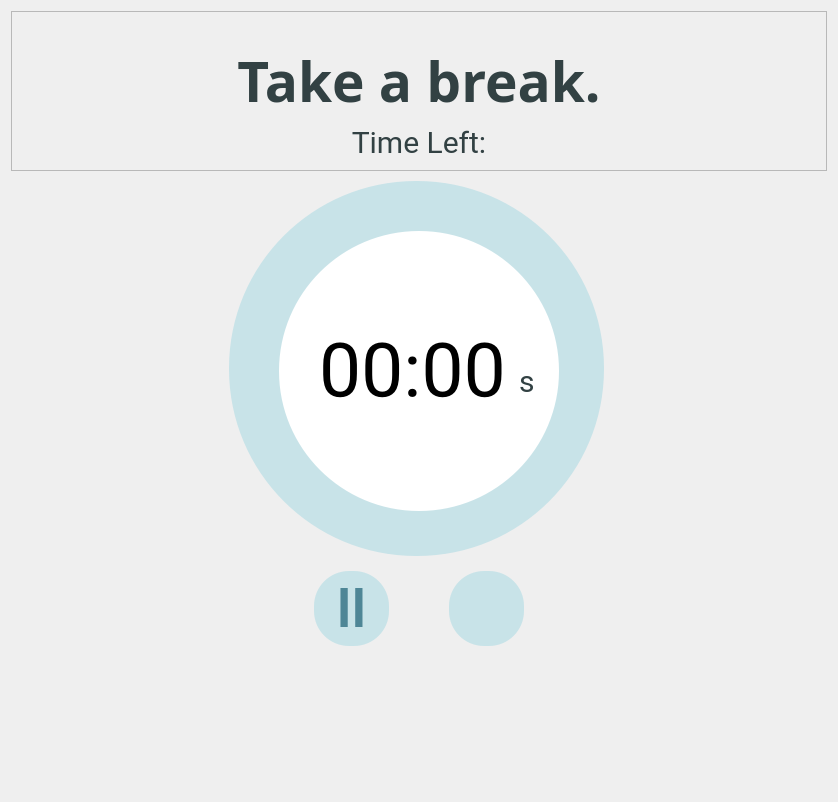
Before: the Qt Designer form designerUIFiles/milestones/takeABreakPartTwo.ui in Bbox123/eecs495-adhd-document-reader, drawn with Qt 5.
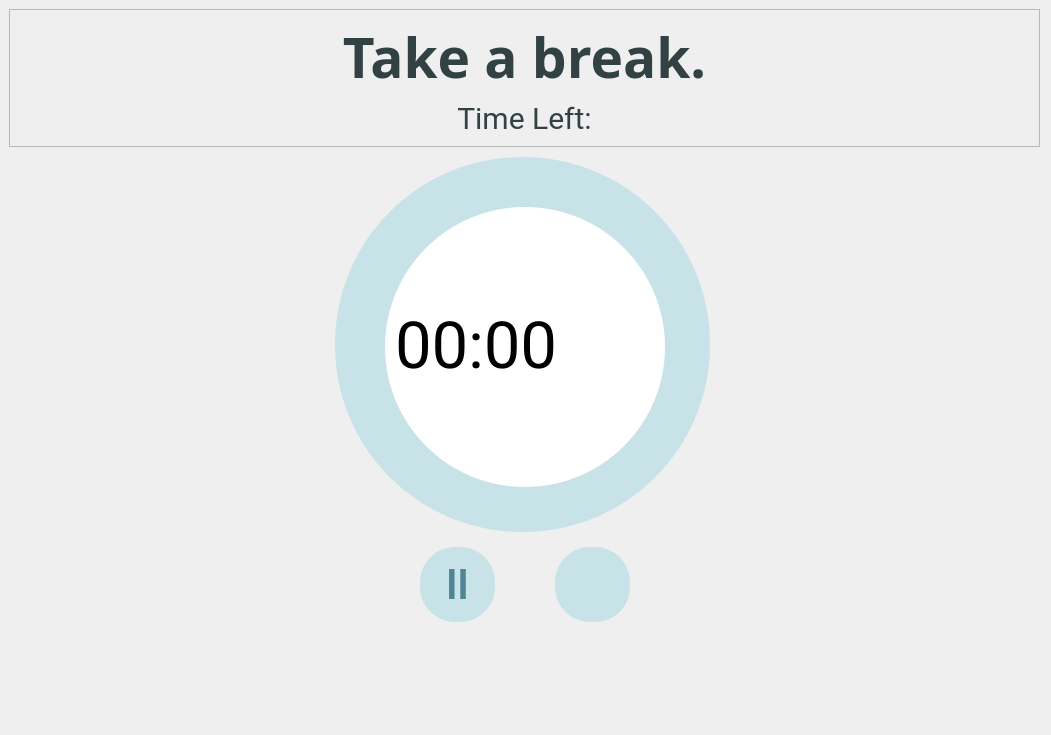
After: the same form once the commit is applied. Icons and pictures are not drawn.

Commit message: added take a break milestone timer functionality

What changed in the file:
```diff
--- a/designerUIFiles/milestones/takeABreakPartTwo.ui
+++ b/designerUIFiles/milestones/takeABreakPartTwo.ui
@@ -1,13 +1,13 @@
 <?xml version="1.0" encoding="UTF-8"?>
 <ui version="4.0">
- <class>Form</class>
- <widget class="QWidget" name="Form">
+ <class>Timer</class>
+ <widget class="QWidget" name="Timer">
   <property name="geometry">
    <rect>
     <x>0</x>
     <y>0</y>
-    <width>838</width>
-    <height>802</height>
+    <width>1051</width>
+    <height>735</height>
    </rect>
   </property>
   <property name="windowTitle">
@@ -17,6 +17,12 @@
    <string notr="true">border-color: rgb(255, 255, 255);</string>
   </property>
   <layout class="QGridLayout" name="gridLayout">
+   <property name="leftMargin">
+    <number>9</number>
+   </property>
+   <property name="topMargin">
+    <number>9</number>
+   </property>
    <item row="0" column="0">
     <layout class="QVBoxLayout" name="verticalLayout" stretch="1,2,1,0">
      <property name="spacing">
@@ -112,6 +118,12 @@
        </item>
        <item>
         <widget class="QWidget" name="timer" native="true">
+         <property name="sizePolicy">
+          <sizepolicy hsizetype="Fixed" vsizetype="Fixed">
+           <horstretch>0</horstretch>
+           <verstretch>0</verstretch>
+          </sizepolicy>
+         </property>
          <property name="minimumSize">
           <size>
            <width>400</width>
@@ -121,58 +133,6 @@
          <property name="styleSheet">
           <string notr="true"/>
          </property>
-         <widget class="QLabel" name="time">
-          <property name="geometry">
-           <rect>
-            <x>100</x>
-            <y>150</y>
-            <width>200</width>
-            <height>100</height>
-           </rect>
-          </property>
-          <property name="styleSheet">
-           <string notr="true">color: #000;
-font-family: Roboto;
-font-size: 75px;
-font-style: normal;
-font-weight: 400;
-line-height: normal;</string>
-          </property>
-          <property name="text">
-           <string>00:00</string>
-          </property>
-         </widget>
-         <widget class="QLabel" name="sText">
-          <property name="geometry">
-           <rect>
-            <x>300</x>
-            <y>190</y>
-            <width>21</width>
-            <height>41</height>
-           </rect>
-          </property>
-          <property name="font">
-           <font>
-            <family>Roboto</family>
-            <pointsize>-1</pointsize>
-            <weight>37</weight>
-            <italic>false</italic>
-            <bold>false</bold>
-            <kerning>true</kerning>
-           </font>
-          </property>
-          <property name="styleSheet">
-           <string notr="true">color: #324143;
-font-family: Roboto;
-font-size: 30px;
-font-style: normal;
-font-weight: 300;
-line-height: normal;</string>
-          </property>
-          <property name="text">
-           <string>s</string>
-          </property>
-         </widget>
          <widget class="QFrame" name="circularProgress">
           <property name="geometry">
            <rect>
@@ -186,6 +146,7 @@
            <string notr="true">QFrame {
 	border-radius: 150px;
 	background-color: qconicalgradient(cx:0.5, cy:0.5, angle:90, stop:0.749 rgba(255, 170, 255, 0), stop:.75 rgba(78, 134, 150, 255));
+	border-color: transparent;
 }</string>
           </property>
           <property name="frameShape">
@@ -194,28 +155,6 @@
           <property name="frameShadow">
            <enum>QFrame::Raised</enum>
           </property>
-          <widget class="QFrame" name="progressForeground">
-           <property name="geometry">
-            <rect>
-             <x>10</x>
-             <y>10</y>
-             <width>280</width>
-             <height>280</height>
-            </rect>
-           </property>
-           <property name="styleSheet">
-            <string notr="true">QFrame {
-	border-radius: 140px;
-	background-color: rgb(255, 255, 255);
-}</string>
-           </property>
-           <property name="frameShape">
-            <enum>QFrame::NoFrame</enum>
-           </property>
-           <property name="frameShadow">
-            <enum>QFrame::Raised</enum>
-           </property>
-          </widget>
          </widget>
          <widget class="QFrame" name="progressBackground">
           <property name="geometry">
@@ -239,10 +178,122 @@
            <enum>QFrame::Raised</enum>
           </property>
          </widget>
+         <widget class="QFrame" name="progressForeground">
+          <property name="geometry">
+           <rect>
+            <x>60</x>
+            <y>60</y>
+            <width>280</width>
+            <height>280</height>
+           </rect>
+          </property>
+          <property name="styleSheet">
+           <string notr="true">QFrame {
+	border-radius: 140px;
+	background-color: rgb(255, 255, 255);
+	border-color: transparent;
+}</string>
+          </property>
+          <property name="frameShape">
+           <enum>QFrame::NoFrame</enum>
+          </property>
+          <property name="frameShadow">
+           <enum>QFrame::Raised</enum>
+          </property>
+         </widget>
+         <widget class="QFrame" name="textContainer">
+          <property name="geometry">
+           <rect>
+            <x>70</x>
+            <y>160</y>
+            <width>200</width>
+            <height>100</height>
+           </rect>
+          </property>
+          <property name="sizePolicy">
+           <sizepolicy hsizetype="Fixed" vsizetype="Fixed">
+            <horstretch>0</horstretch>
+            <verstretch>0</verstretch>
+           </sizepolicy>
+          </property>
+          <property name="styleSheet">
+           <string notr="true">background-color: transparent;
+border-color: transparent;</string>
+          </property>
+          <property name="frameShape">
+           <enum>QFrame::NoFrame</enum>
+          </property>
+          <property name="frameShadow">
+           <enum>QFrame::Raised</enum>
+          </property>
+          <property name="lineWidth">
+           <number>1</number>
+          </property>
+          <layout class="QGridLayout" name="gridLayout_2">
+           <property name="sizeConstraint">
+            <enum>QLayout::SetFixedSize</enum>
+           </property>
+           <property name="leftMargin">
+            <number>0</number>
+           </property>
+           <property name="topMargin">
+            <number>0</number>
+           </property>
+           <property name="rightMargin">
+            <number>0</number>
+           </property>
+           <property name="bottomMargin">
+            <number>0</number>
+           </property>
+           <property name="spacing">
+            <number>0</number>
+           </property>
+           <item row="0" column="0">
+            <widget class="QLabel" name="time">
+             <property name="sizePolicy">
+              <sizepolicy hsizetype="Fixed" vsizetype="Fixed">
+               <horstretch>0</horstretch>
+               <verstretch>0</verstretch>
+              </sizepolicy>
+             </property>
+             <property name="font">
+              <font>
+               <family>Roboto</family>
+               <pointsize>-1</pointsize>
+               <weight>50</weight>
+               <italic>false</italic>
+               <bold>false</bold>
+              </font>
+             </property>
+             <property name="styleSheet">
+              <string notr="true">color: #000;
+font-family: Roboto;
+font-size: 65px;
+font-style: normal;
+font-weight: 400;
+line-height: normal;
+background-color: transparent;</string>
+             </property>
+             <property name="text">
+              <string>00:00</string>
+             </property>
+             <property name="scaledContents">
+              <bool>false</bool>
+             </property>
+             <property name="alignment">
+              <set>Qt::AlignCenter</set>
+             </property>
+             <property name="wordWrap">
+              <bool>false</bool>
+             </property>
+            </widget>
+           </item>
+          </layout>
+         </widget>
          <zorder>progressBackground</zorder>
          <zorder>circularProgress</zorder>
-         <zorder>time</zorder>
-         <zorder>sText</zorder>
+         <zorder>progressForeground</zorder>
+         <zorder>textContainer</zorder>
         </widget>
        </item>
        <item>
@@ -312,7 +363,7 @@
          </property>
          <property name="font">
           <font>
-           <pointsize>40</pointsize>
+           <pointsize>-1</pointsize>
            <weight>75</weight>
            <bold>true</bold>
           </font>
@@ -326,6 +377,7 @@
 	border-radius: 35px;
     border-style: outset;
 	padding: 5px;
+	font-size: 40px;
 }
 
 QPushButton::hover {
@@ -377,7 +429,7 @@
          </property>
          <property name="icon">
           <iconset>
-           <normaloff>output-onlinepngtools.png</normaloff>output-onlinepngtools.png</iconset>
+           <normaloff>C:/Users/Owner/Desktop/QTDesignerFiles/Milestone-Take-a-Break/refresh-arrow-colorized.png</normaloff>C:/Users/Owner/Desktop/QTDesignerFiles/Milestone-Take-a-Break/refresh-arrow-colorized.png</iconset>
          </property>
          <property name="iconSize">
           <size>
```
The commit also changes 4 other files.
